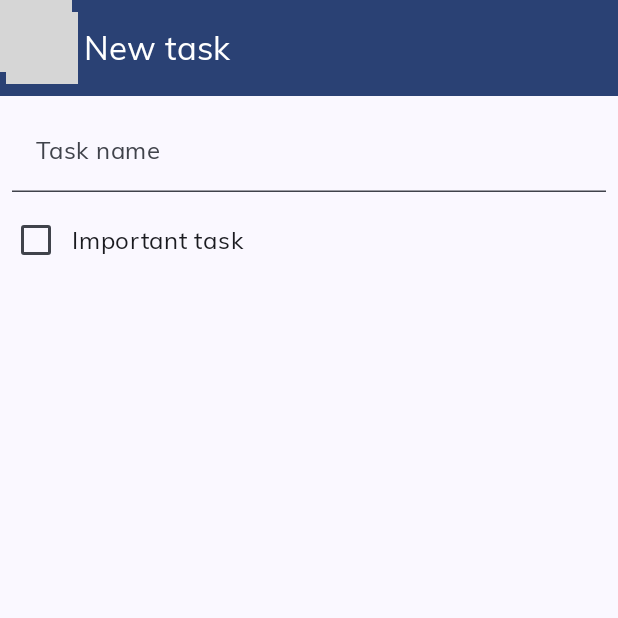
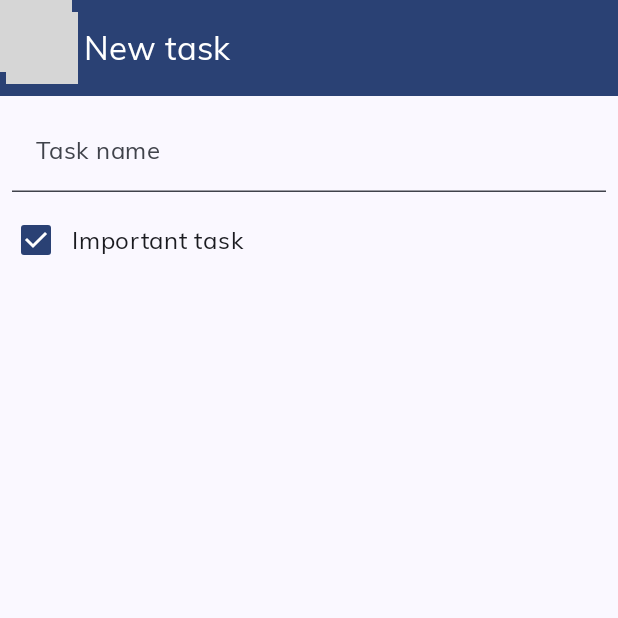
Before and after one commit to raheemadamboev/todo-app, an Android app built with Jetpack Compose: the composable TodoAddScreen shown on its own in the app's theme, after a tap on "Save ToDo", on a phone screen of 412 x 824 dp, the top half of it. Run offline under Robolectric (Android 15) with nearby library versions, the light colour scheme and no system bars; our stand-ins replace Dagger/Hilt's generated code, Room's generated code, Timber; libraries missing offline, so code that uses them is left out: com.ramcosta.composedestinations, xyz.teamgravity.coresdkcompose; 6 statements that could not run were skipped; 1 other tap on this screen came first; grey boxes are pictures that could not be loaded.

Commit message:
[1.2.0] Made text of TodoImportantCheckbox toggleable;

```diff
--- a/app/src/main/java/xyz/teamgravity/todo/presentation/component/checkbox/TodoImportantCheckbox.kt
+++ b/app/src/main/java/xyz/teamgravity/todo/presentation/component/checkbox/TodoImportantCheckbox.kt
@@ -2,14 +2,15 @@ package xyz.teamgravity.todo.presentation.component.checkbox
 
 import androidx.compose.foundation.layout.Row
 import androidx.compose.foundation.layout.Spacer
-import androidx.compose.foundation.layout.fillMaxWidth
 import androidx.compose.foundation.layout.width
+import androidx.compose.foundation.selection.toggleable
 import androidx.compose.material3.Checkbox
 import androidx.compose.material3.Text
 import androidx.compose.runtime.Composable
 import androidx.compose.ui.Alignment
 import androidx.compose.ui.Modifier
 import androidx.compose.ui.res.stringResource
+import androidx.compose.ui.semantics.Role
 import androidx.compose.ui.unit.dp
 import xyz.teamgravity.todo.R
 
@@ -20,7 +21,11 @@ fun TodoImportantCheckbox(
 ) {
     Row(
         verticalAlignment = Alignment.CenterVertically,
-        modifier = Modifier.fillMaxWidth()
+        modifier = Modifier.toggleable(
+            value = important,
+            role = Role.Checkbox,
+            onValueChange = onImportantChange
+        )
     ) {
         Checkbox(
             checked = important,
@@ -30,7 +35,7 @@ fun TodoImportantCheckbox(
             text = stringResource(id = R.string.important_task)
         )
         Spacer(
-            modifier = Modifier.width(8.dp)
+            modifier = Modifier.width(16.dp)
         )
     }
 }
```
